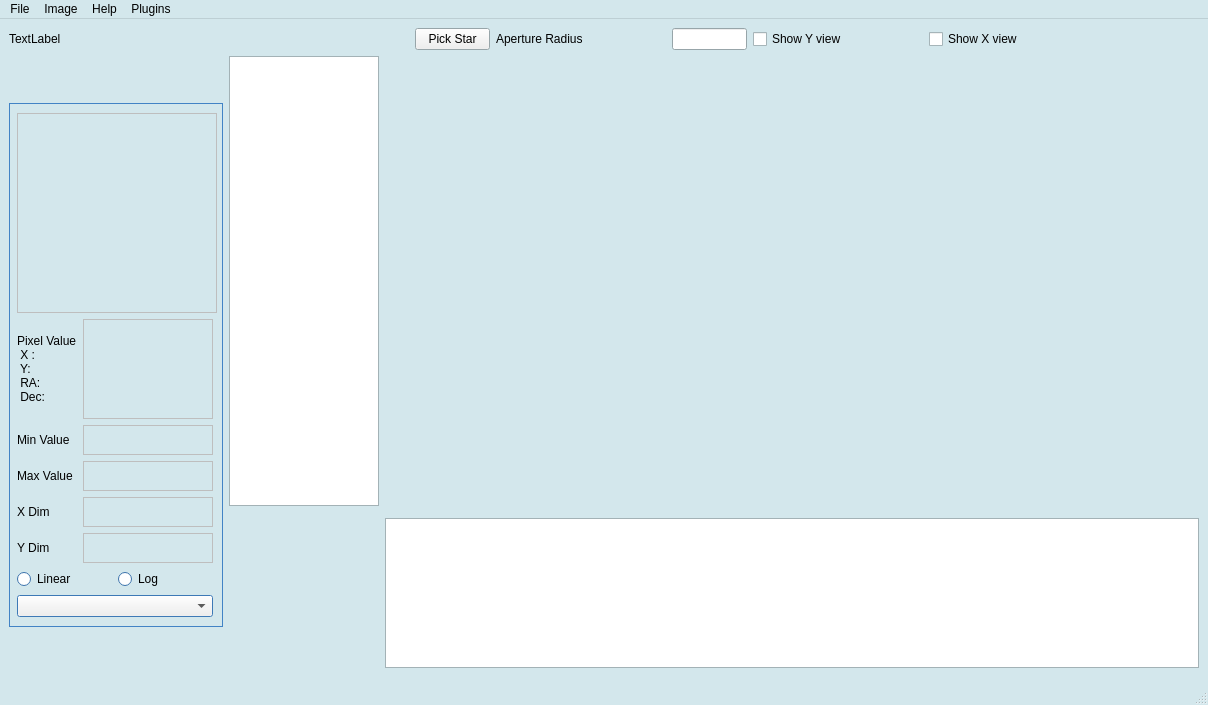
First picture: the form in NTV/UI_DIR/NTV.ui, repository natelust/NTV, before the edit.
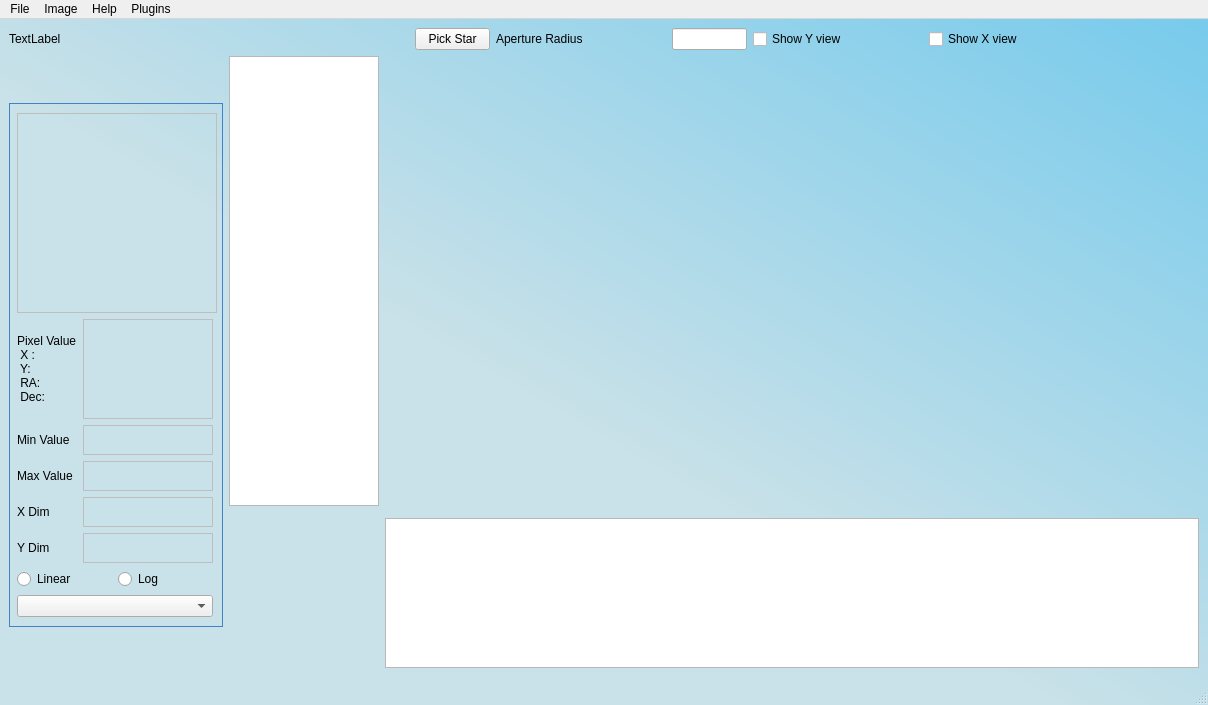
Second picture: the form after the edit. Icons and pictures are not drawn. Custom widgets are drawn as their Qt base class.

What changed in the file:
```diff
--- a/NTV/UI_DIR/NTV.ui
+++ b/NTV/UI_DIR/NTV.ui
@@ -13,62 +13,188 @@
   <property name="palette">
    <palette>
     <active>
+     <colorrole role="Button">
+      <brush brushstyle="LinearGradientPattern">
+       <gradient startx="1.000000000000000" starty="0.000000000000000" endx="0.000000000000000" endy="1.000000000000000" type="LinearGradient" spread="PadSpread" coordinatemode="ObjectBoundingMode">
+        <gradientstop position="0.000000000000000">
+         <color alpha="255">
+          <red>117</red>
+          <green>202</green>
+          <blue>236</blue>
+         </color>
+        </gradientstop>
+        <gradientstop position="0.562745000000000">
+         <color alpha="255">
+          <red>201</red>
+          <green>225</green>
+          <blue>232</blue>
+         </color>
+        </gradientstop>
+       </gradient>
+      </brush>
+     </colorrole>
      <colorrole role="Base">
-      <brush brushstyle="SolidPattern">
-       <color alpha="255">
-        <red>255</red>
-        <green>255</green>
-        <blue>255</blue>
-       </color>
+      <brush brushstyle="LinearGradientPattern">
+       <gradient startx="1.000000000000000" starty="0.000000000000000" endx="0.000000000000000" endy="1.000000000000000" type="LinearGradient" spread="PadSpread" coordinatemode="ObjectBoundingMode">
+        <gradientstop position="0.000000000000000">
+         <color alpha="255">
+          <red>117</red>
+          <green>202</green>
+          <blue>236</blue>
+         </color>
+        </gradientstop>
+        <gradientstop position="0.562745000000000">
+         <color alpha="255">
+          <red>201</red>
+          <green>225</green>
+          <blue>232</blue>
+         </color>
+        </gradientstop>
+       </gradient>
       </brush>
      </colorrole>
      <colorrole role="Window">
-      <brush brushstyle="SolidPattern">
-       <color alpha="255">
-        <red>211</red>
-        <green>231</green>
-        <blue>236</blue>
-       </color>
+      <brush brushstyle="LinearGradientPattern">
+       <gradient startx="1.000000000000000" starty="0.000000000000000" endx="0.000000000000000" endy="1.000000000000000" type="LinearGradient" spread="PadSpread" coordinatemode="ObjectBoundingMode">
+        <gradientstop position="0.000000000000000">
+         <color alpha="255">
+          <red>117</red>
+          <green>202</green>
+          <blue>236</blue>
+         </color>
+        </gradientstop>
+        <gradientstop position="0.562745000000000">
+         <color alpha="255">
+          <red>201</red>
+          <green>225</green>
+          <blue>232</blue>
+         </color>
+        </gradientstop>
+       </gradient>
       </brush>
      </colorrole>
     </active>
     <inactive>
+     <colorrole role="Button">
+      <brush brushstyle="LinearGradientPattern">
+       <gradient startx="1.000000000000000" starty="0.000000000000000" endx="0.000000000000000" endy="1.000000000000000" type="LinearGradient" spread="PadSpread" coordinatemode="ObjectBoundingMode">
+        <gradientstop position="0.000000000000000">
+         <color alpha="255">
+          <red>117</red>
+          <green>202</green>
+          <blue>236</blue>
+         </color>
+        </gradientstop>
+        <gradientstop position="0.562745000000000">
+         <color alpha="255">
+          <red>201</red>
+          <green>225</green>
+          <blue>232</blue>
+         </color>
+        </gradientstop>
+       </gradient>
+      </brush>
+     </colorrole>
      <colorrole role="Base">
-      <brush brushstyle="SolidPattern">
-       <color alpha="255">
-        <red>255</red>
-        <green>255</green>
-        <blue>255</blue>
-       </color>
+      <brush brushstyle="LinearGradientPattern">
+       <gradient startx="1.000000000000000" starty="0.000000000000000" endx="0.000000000000000" endy="1.000000000000000" type="LinearGradient" spread="PadSpread" coordinatemode="ObjectBoundingMode">
+        <gradientstop position="0.000000000000000">
+         <color alpha="255">
+          <red>117</red>
+          <green>202</green>
+          <blue>236</blue>
+         </color>
+        </gradientstop>
+        <gradientstop position="0.562745000000000">
+         <color alpha="255">
+          <red>201</red>
+          <green>225</green>
+          <blue>232</blue>
+         </color>
+        </gradientstop>
+       </gradient>
       </brush>
      </colorrole>
      <colorrole role="Window">
-      <brush brushstyle="SolidPattern">
-       <color alpha="255">
-        <red>211</red>
-        <green>231</green>
-        <blue>236</blue>
-       </color>
+      <brush brushstyle="LinearGradientPattern">
+       <gradient startx="1.000000000000000" starty="0.000000000000000" endx="0.000000000000000" endy="1.000000000000000" type="LinearGradient" spread="PadSpread" coordinatemode="ObjectBoundingMode">
+        <gradientstop position="0.000000000000000">
+         <color alpha="255">
+          <red>117</red>
+          <green>202</green>
+          <blue>236</blue>
+         </color>
+        </gradientstop>
+        <gradientstop position="0.562745000000000">
+         <color alpha="255">
+          <red>201</red>
+          <green>225</green>
+          <blue>232</blue>
+         </color>
+        </gradientstop>
+       </gradient>
       </brush>
      </colorrole>
     </inactive>
     <disabled>
+     <colorrole role="Button">
+      <brush brushstyle="LinearGradientPattern">
+       <gradient startx="1.000000000000000" starty="0.000000000000000" endx="0.000000000000000" endy="1.000000000000000" type="LinearGradient" spread="PadSpread" coordinatemode="ObjectBoundingMode">
+        <gradientstop position="0.000000000000000">
+         <color alpha="255">
+          <red>117</red>
+          <green>202</green>
+          <blue>236</blue>
+         </color>
+        </gradientstop>
+        <gradientstop position="0.562745000000000">
+         <color alpha="255">
+          <red>201</red>
+          <green>225</green>
+          <blue>232</blue>
+         </color>
+        </gradientstop>
+       </gradient>
+      </brush>
+     </colorrole>
      <colorrole role="Base">
-      <brush brushstyle="SolidPattern">
-       <color alpha="255">
-        <red>211</red>
-        <green>231</green>
-        <blue>236</blue>
-       </color>
+      <brush brushstyle="LinearGradientPattern">
+       <gradient startx="1.000000000000000" starty="0.000000000000000" endx="0.000000000000000" endy="1.000000000000000" type="LinearGradient" spread="PadSpread" coordinatemode="ObjectBoundingMode">
+        <gradientstop position="0.000000000000000">
+         <color alpha="255">
+          <red>117</red>
+          <green>202</green>
+          <blue>236</blue>
+         </color>
+        </gradientstop>
+        <gradientstop position="0.562745000000000">
+         <color alpha="255">
+          <red>201</red>
+          <green>225</green>
+          <blue>232</blue>
+         </color>
+        </gradientstop>
+       </gradient>
       </brush>
      </colorrole>
      <colorrole role="Window">
-      <brush brushstyle="SolidPattern">
-       <color alpha="255">
-        <red>211</red>
-        <green>231</green>
-        <blue>236</blue>
-       </color>
+      <brush brushstyle="LinearGradientPattern">
+       <gradient startx="1.000000000000000" starty="0.000000000000000" endx="0.000000000000000" endy="1.000000000000000" type="LinearGradient" spread="PadSpread" coordinatemode="ObjectBoundingMode">
+        <gradientstop position="0.000000000000000">
+         <color alpha="255">
+          <red>117</red>
+          <green>202</green>
+          <blue>236</blue>
+         </color>
+        </gradientstop>
+        <gradientstop position="0.562745000000000">
+         <color alpha="255">
+          <red>201</red>
+          <green>225</green>
+          <blue>232</blue>
+         </color>
+        </gradientstop>
+       </gradient>
       </brush>
      </colorrole>
     </disabled>
@@ -81,6 +207,9 @@
    <iconset resource="icons.qrc">
     <normaloff>:/sole.svg</normaloff>:/sole.svg</iconset>
   </property>
+  <property name="styleSheet">
+   <string notr="true">QMainWindow {background:qlineargradient(spread:pad, x1:1, y1:0, x2:0, y2:1, stop:0 rgba(117, 202, 236, 255), stop:0.562745 rgba(201, 225, 232, 255))}</string>
+  </property>
   <property name="animated">
    <bool>true</bool>
   </property>
```
